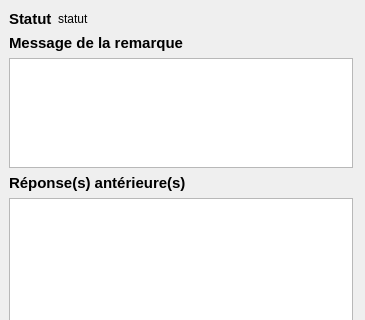
Before: the Qt Designer form FormView_base.ui in IGNF/espace-collaboratif-qgis-plugin, drawn with Qt 5; both pictures show x 0 to 365 and y 0 to 320 of the 365 by 551 pixel window.
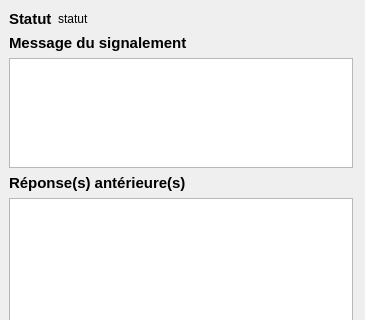
After: the same form once the commit is applied. Icons and pictures are not drawn.

Commit message: modif libellé "Remarque"" en "Signalement"

Diff of the .ui file:
```diff
--- a/FormView_base.ui
+++ b/FormView_base.ui
@@ -94,7 +94,7 @@
        </font>
       </property>
       <property name="text">
-       <string>Message de la remarque</string>
+       <string>Message du signalement</string>
       </property>
      </widget>
     </item>
```
Left out of the diff: 2 changed lines with no effect on the pictures. The commit also changes 3 other files.
